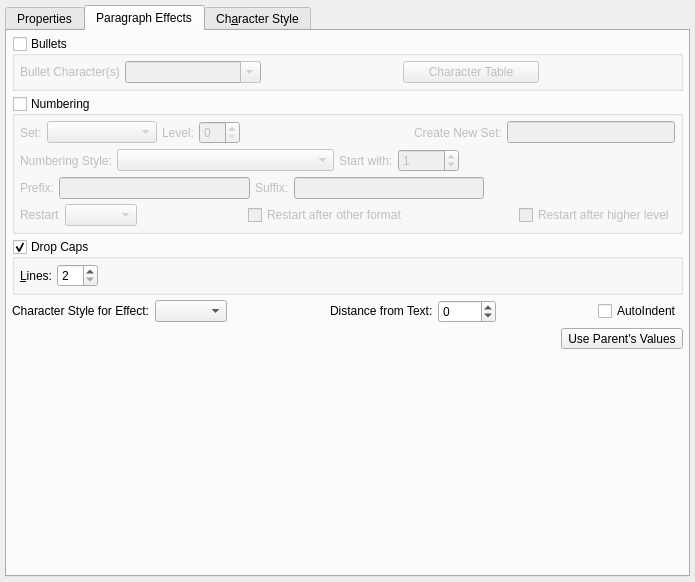
HOST-Oman/scribus, file scribus/ui/smpstylewidget.ui: the form before one commit.
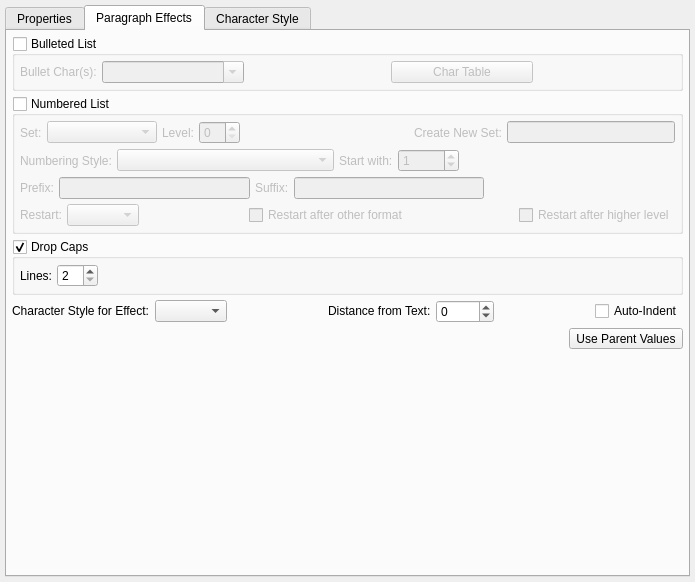
The form after the commit. The open tabs and pages were chosen to show the change. Custom widgets are drawn as their Qt base class.

Commit message:
#14299: Fix strings in PP and related numbered lists strings <FirasH>

Conflicts:
	scribus/ui/smpstylewidget.ui

Diff of the .ui file:
```diff
--- a/scribus/ui/smpstylewidget.ui
+++ b/scribus/ui/smpstylewidget.ui
@@ -712,7 +712,7 @@
           </sizepolicy>
          </property>
          <property name="title">
-          <string>Bullets</string>
+          <string>Bulleted List</string>
          </property>
          <property name="checkable">
           <bool>true</bool>
@@ -726,7 +726,7 @@
             <item>
              <widget class="QLabel" name="bulletCharLabel">
               <property name="text">
-               <string>Bullet Character(s)</string>
+               <string>Bullet Char(s):</string>
               </property>
              </widget>
             </item>
@@ -771,7 +771,7 @@
                </sizepolicy>
               </property>
               <property name="text">
-               <string>Character Table</string>
+               <string>Char Table</string>
               </property>
               <property name="checkable">
                <bool>true</bool>
@@ -805,7 +805,7 @@
           </sizepolicy>
          </property>
          <property name="title">
-          <string>Numbering</string>
+          <string>Numbered List</string>
          </property>
          <property name="checkable">
           <bool>true</bool>
@@ -970,7 +970,7 @@
                </sizepolicy>
               </property>
               <property name="text">
-               <string>Restart</string>
+               <string>Restart:</string>
               </property>
              </widget>
             </item>
@@ -1045,7 +1045,7 @@
             <item>
              <widget class="QLabel" name="dropCapsLineLabel">
               <property name="text">
-               <string>&amp;Lines:</string>
+               <string>Lines:</string>
               </property>
               <property name="buddy">
                <cstring>dropCapLines</cstring>
@@ -1153,7 +1153,7 @@
          <item>
           <widget class="SMCheckBox" name="parEffectIndentBox">
            <property name="text">
-            <string>AutoIndent</string>
+            <string>Auto-Indent</string>
            </property>
           </widget>
          </item>
@@ -1180,7 +1180,7 @@
             <bool>true</bool>
            </property>
            <property name="text">
-            <string>Use Parent's Values</string>
+            <string>Use Parent Values</string>
            </property>
           </widget>
          </item>
@@ -1206,7 +1206,7 @@
      </widget>
      <widget class="QWidget" name="tabCharacterStyle">
       <attribute name="title">
-       <string>Ch&amp;aracter Style</string>
+       <string>Character Style</string>
       </attribute>
       <layout class="QVBoxLayout">
        <property name="spacing">
```
Left out of the diff: 71 changed lines with no effect on the pictures. The commit also changes 3 other files.
